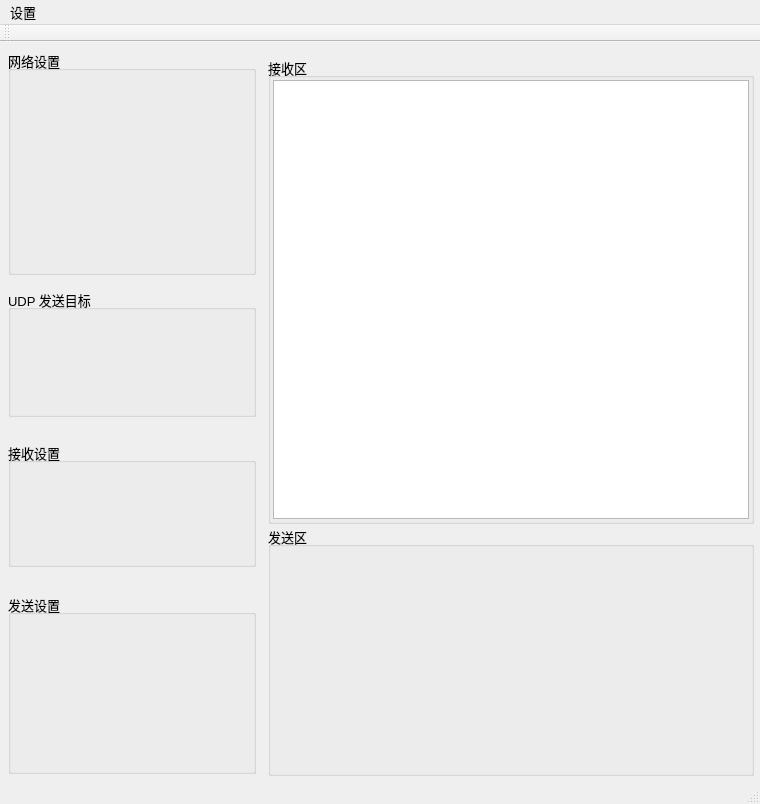
The window that main_window.ui (652436962/Network_Assistant) describes before a commit, drawn with Qt 5.
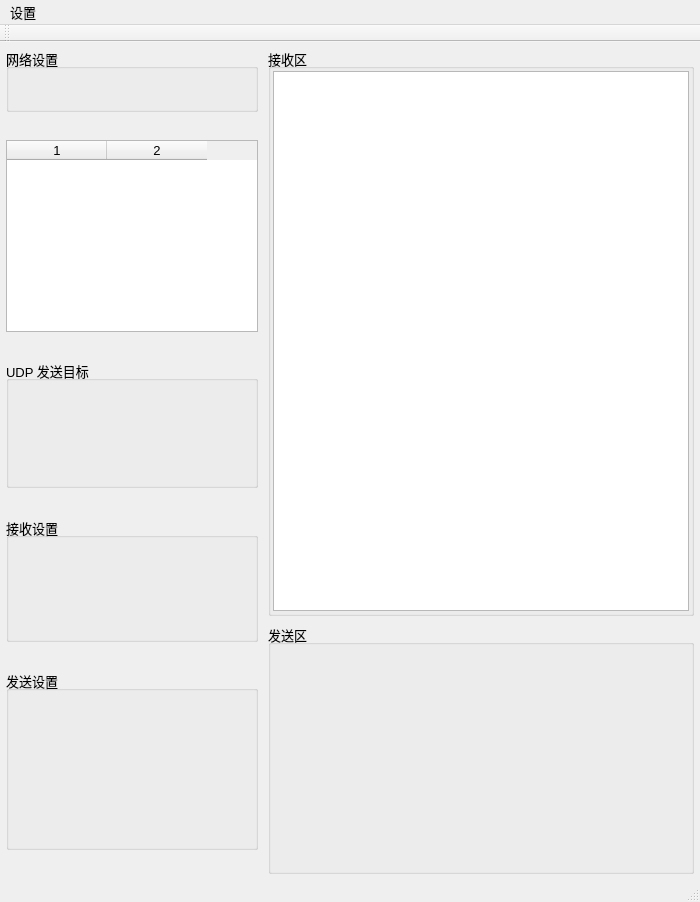
The same window after the commit. Custom widgets are drawn as their Qt base class.

What changed in the file:
```diff
--- a/main_window.ui
+++ b/main_window.ui
@@ -6,8 +6,8 @@
    <rect>
     <x>0</x>
     <y>0</y>
-    <width>760</width>
-    <height>804</height>
+    <width>700</width>
+    <height>902</height>
    </rect>
   </property>
   <property name="font">
@@ -36,8 +36,8 @@
      <widget class="QWidget" name="widget_Left" native="true">
       <property name="minimumSize">
        <size>
-        <width>256</width>
-        <height>512</height>
+        <width>192</width>
+        <height>256</height>
        </size>
       </property>
       <property name="maximumSize">
@@ -51,23 +51,23 @@
         <number>4</number>
        </property>
        <property name="leftMargin">
-        <number>4</number>
+        <number>2</number>
        </property>
        <property name="topMargin">
-        <number>4</number>
+        <number>2</number>
        </property>
        <property name="rightMargin">
-        <number>4</number>
+        <number>2</number>
        </property>
        <property name="bottomMargin">
-        <number>4</number>
+        <number>2</number>
        </property>
        <item>
         <widget class="NetworkSettingsBox" name="network_settings">
          <property name="minimumSize">
           <size>
            <width>200</width>
-           <height>225</height>
+           <height>64</height>
           </size>
          </property>
          <property name="title">
@@ -76,7 +76,32 @@
         </widget>
        </item>
        <item>
-        <spacer name="verticalSpacer_4">
+        <spacer name="verticalSpacer">
+         <property name="orientation">
+          <enum>Qt::Orientation::Vertical</enum>
+         </property>
+         <property name="sizeHint" stdset="0">
+          <size>
+           <width>20</width>
+           <height>20</height>
+          </size>
+         </property>
+        </spacer>
+       </item>
+       <item>
+        <widget class="QTableWidget" name="clientTable">
+         <property name="rowCount">
+          <number>0</number>
+         </property>
+         <property name="columnCount">
+          <number>2</number>
+         </property>
+         <column/>
+         <column/>
+        </widget>
+       </item>
+       <item>
+        <spacer name="verticalSpacer_L0">
          <property name="orientation">
           <enum>Qt::Orientation::Vertical</enum>
          </property>
@@ -102,14 +127,14 @@
         </widget>
        </item>
        <item>
-        <spacer name="verticalSpacer">
+        <spacer name="verticalSpacer_L1">
          <property name="orientation">
           <enum>Qt::Orientation::Vertical</enum>
          </property>
          <property name="sizeHint" stdset="0">
           <size>
            <width>20</width>
-           <height>31</height>
+           <height>20</height>
           </size>
          </property>
         </spacer>
@@ -135,7 +160,7 @@
          <property name="sizeHint" stdset="0">
           <size>
            <width>20</width>
-           <height>32</height>
+           <height>20</height>
           </size>
          </property>
         </spacer>
@@ -174,16 +199,19 @@
       <property name="minimumSize">
        <size>
         <width>300</width>
-        <height>600</height>
+        <height>256</height>
        </size>
       </property>
       <layout class="QVBoxLayout" name="verticalLayout_3">
        <property name="spacing">
-        <number>2</number>
+        <number>8</number>
        </property>
        <property name="leftMargin">
         <number>2</number>
        </property>
+       <property name="topMargin">
+        <number>2</number>
+       </property>
        <property name="rightMargin">
         <number>2</number>
        </property>
@@ -276,7 +304,7 @@
     <rect>
      <x>0</x>
      <y>0</y>
-     <width>760</width>
+     <width>700</width>
      <height>22</height>
     </rect>
    </property>
```
Left out of the diff: 4 changed lines with no effect on the pictures.
